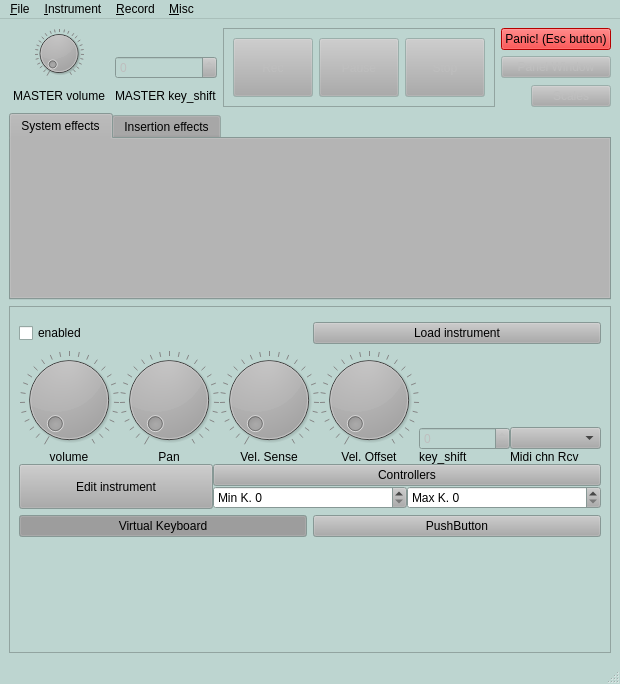
Above: src/NewUI/MasterUI.ui from saidinesh5/ZynAddSubFX before the change. Below: the same form after it.
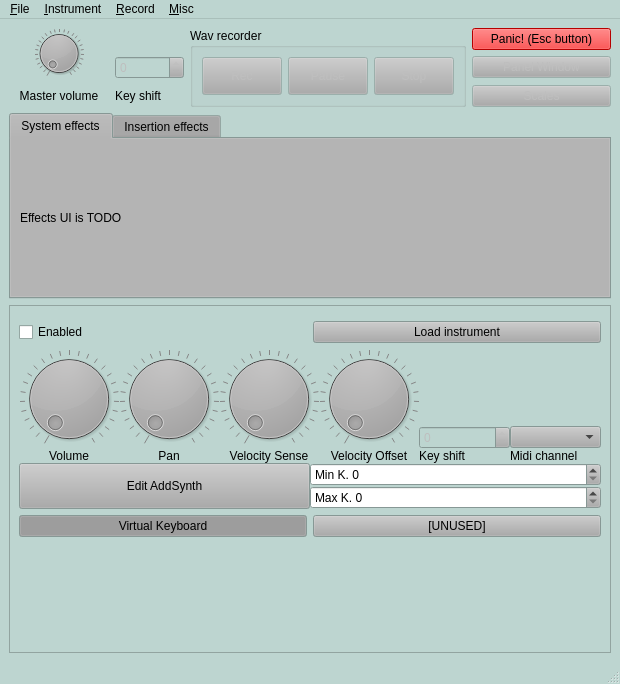
That is the form after the change. Custom widgets are drawn as their Qt base class.

```diff
--- a/src/NewUI/MasterUI.ui
+++ b/src/NewUI/MasterUI.ui
@@ -102,13 +102,13 @@
    </palette>
   </property>
   <property name="windowTitle">
-   <string>MainWindow</string>
+   <string>ZynAddSubFX - Pre-Alpha</string>
   </property>
   <widget class="QWidget" name="centralwidget">
    <layout class="QVBoxLayout" name="verticalLayout">
     <item>
      <layout class="QGridLayout" name="gridLayout">
-      <item row="2" column="4">
+      <item row="2" column="3" colspan="2">
        <widget class="QPushButton" name="pushButton_3">
         <property name="enabled">
          <bool>false</bool>
@@ -121,7 +121,7 @@
       <item row="2" column="0">
        <widget class="QLabel" name="label">
         <property name="text">
-         <string>MASTER volume</string>
+         <string>Master volume</string>
         </property>
         <property name="alignment">
          <set>Qt::AlignCenter</set>
@@ -150,20 +150,6 @@
         </property>
        </widget>
       </item>
-      <item row="2" column="1">
-       <widget class="QLabel" name="label_2">
-        <property name="text">
-         <string>MASTER key_shift</string>
-        </property>
-       </widget>
-      </item>
-      <item row="1" column="1">
-       <widget class="QSpinBox" name="spinBox">
-        <property name="enabled">
-         <bool>false</bool>
-        </property>
-       </widget>
-      </item>
       <item row="0" column="3" colspan="2">
        <widget class="Button" name="pushButton">
         <property name="sizePolicy">
@@ -598,25 +584,26 @@
         </property>
        </widget>
       </item>
-      <item row="1" column="3" colspan="2">
-       <widget class="QPushButton" name="pushButton_7">
+      <item row="1" column="1">
+       <widget class="QSpinBox" name="spinBox">
         <property name="enabled">
          <bool>false</bool>
         </property>
+       </widget>
+      </item>
+      <item row="2" column="1">
+       <widget class="QLabel" name="label_2">
         <property name="text">
-         <string>Panel Window</string>
+         <string>Key shift</string>
         </property>
        </widget>
       </item>
       <item row="0" column="2" rowspan="3">
-       <widget class="QFrame" name="frame">
-        <property name="frameShape">
-         <enum>QFrame::StyledPanel</enum>
+       <widget class="QGroupBox" name="groupBox">
+        <property name="title">
+         <string>Wav recorder</string>
         </property>
-        <property name="frameShadow">
-         <enum>QFrame::Raised</enum>
-        </property>
-        <layout class="QHBoxLayout" name="horizontalLayout">
+        <layout class="QHBoxLayout" name="horizontalLayout_4">
          <item>
           <widget class="QPushButton" name="pushButton_4">
            <property name="enabled">
@@ -668,6 +655,16 @@
         </layout>
        </widget>
       </item>
+      <item row="1" column="3" colspan="2">
+       <widget class="QPushButton" name="pushButton_7">
+        <property name="enabled">
+         <bool>false</bool>
+        </property>
+        <property name="text">
+         <string>Panel Window</string>
+        </property>
+       </widget>
+      </item>
      </layout>
     </item>
     <item>
@@ -682,11 +679,29 @@
        <attribute name="title">
         <string>System effects</string>
        </attribute>
+       <layout class="QVBoxLayout" name="verticalLayout_5">
+        <item>
+         <widget class="QLabel" name="label_9">
+          <property name="text">
+           <string>Effects UI is TODO</string>
+          </property>
+         </widget>
+        </item>
+       </layout>
       </widget>
       <widget class="QWidget" name="tab_2">
        <attribute name="title">
         <string>Insertion effects</string>
        </attribute>
+       <layout class="QVBoxLayout" name="verticalLayout_4">
+        <item>
+         <widget class="QLabel" name="label_10">
+          <property name="text">
+           <string>Effects UI is TODO</string>
+          </property>
+         </widget>
+        </item>
+       </layout>
       </widget>
      </widget>
     </item>
@@ -710,7 +725,7 @@
          <item>
           <widget class="CheckBox" name="enabledCheck">
            <property name="text">
-            <string>enabled</string>
+            <string>Enabled</string>
            </property>
            <property name="controlId" stdset="0">
             <string>enabled</string>
@@ -828,7 +843,7 @@
             <item row="2" column="0">
              <widget class="QLabel" name="label_3">
               <property name="text">
-               <string>volume</string>
+               <string>Volume</string>
               </property>
               <property name="alignment">
                <set>Qt::AlignCenter</set>
@@ -848,7 +863,7 @@
             <item row="2" column="2">
              <widget class="QLabel" name="label_5">
               <property name="text">
-               <string>Vel. Sense</string>
+               <string>Velocity Sense</string>
               </property>
               <property name="alignment">
                <set>Qt::AlignCenter</set>
@@ -858,7 +873,7 @@
             <item row="2" column="3">
              <widget class="QLabel" name="label_6">
               <property name="text">
-               <string>Vel. Offset</string>
+               <string>Velocity Offset</string>
               </property>
               <property name="alignment">
                <set>Qt::AlignCenter</set>
@@ -868,7 +883,7 @@
             <item row="2" column="4">
              <widget class="QLabel" name="label_7">
               <property name="text">
-               <string>key_shift</string>
+               <string>Key shift</string>
               </property>
              </widget>
             </item>
@@ -895,7 +910,7 @@
             <item row="2" column="5">
              <widget class="QLabel" name="label_8">
               <property name="text">
-               <string>Midi chn Rcv</string>
+               <string>Midi channel</string>
               </property>
              </widget>
             </item>
@@ -938,31 +953,24 @@
                </sizepolicy>
               </property>
               <property name="text">
-               <string>Edit instrument</string>
-              </property>
-             </widget>
-            </item>
-            <item row="0" column="1" colspan="2">
-             <widget class="QPushButton" name="buttonControllers">
-              <property name="text">
-               <string>Controllers</string>
+               <string>Edit AddSynth</string>
               </property>
              </widget>
             </item>
             <item row="1" column="1">
-             <widget class="QSpinBox" name="spinBox_4">
-              <property name="prefix">
-               <string>Min K. </string>
-              </property>
-             </widget>
-            </item>
-            <item row="1" column="2">
              <widget class="QSpinBox" name="spinBox_5">
               <property name="prefix">
                <string>Max K. </string>
               </property>
              </widget>
             </item>
+            <item row="0" column="1">
+             <widget class="QSpinBox" name="spinBox_4">
+              <property name="prefix">
+               <string>Min K. </string>
+              </property>
+             </widget>
+            </item>
            </layout>
           </item>
          </layout>
@@ -986,7 +994,7 @@
          <item>
           <widget class="QPushButton" name="pushButton_9">
            <property name="text">
-            <string>PushButton</string>
+            <string>[UNUSED]</string>
            </property>
           </widget>
          </item>
@@ -1013,7 +1021,7 @@
      <x>0</x>
      <y>0</y>
      <width>620</width>
-     <height>22</height>
+     <height>21</height>
     </rect>
    </property>
    <widget class="QMenu" name="menuFile">
```
Left out of the diff: 12 changed lines with no effect on the pictures.
